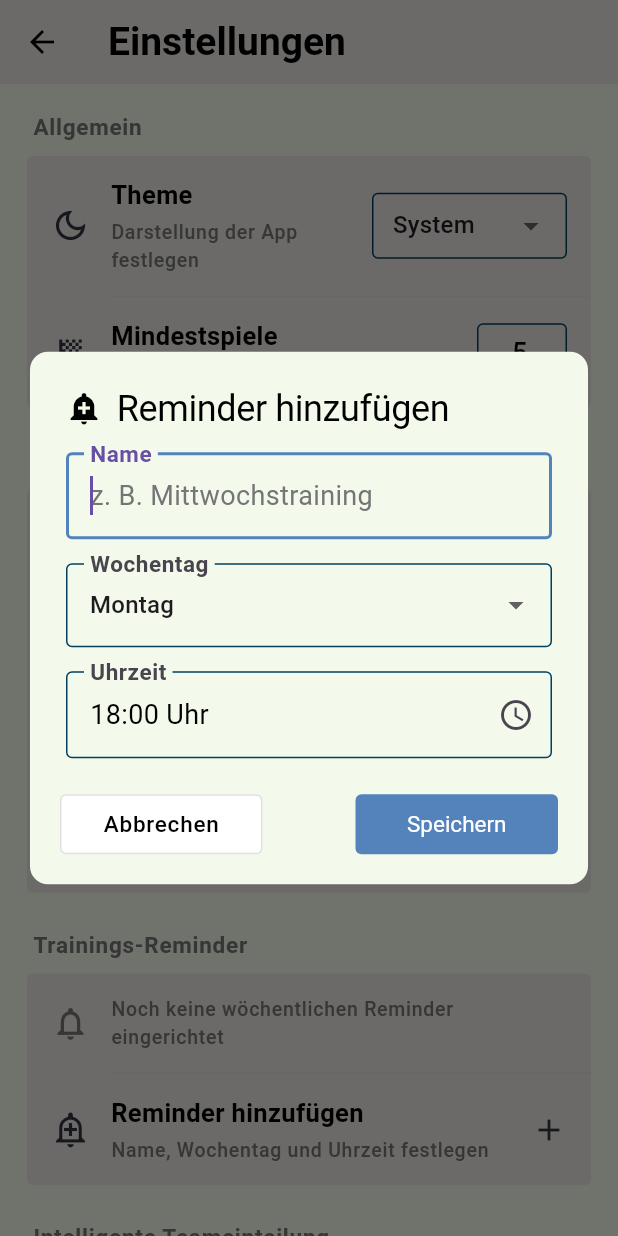
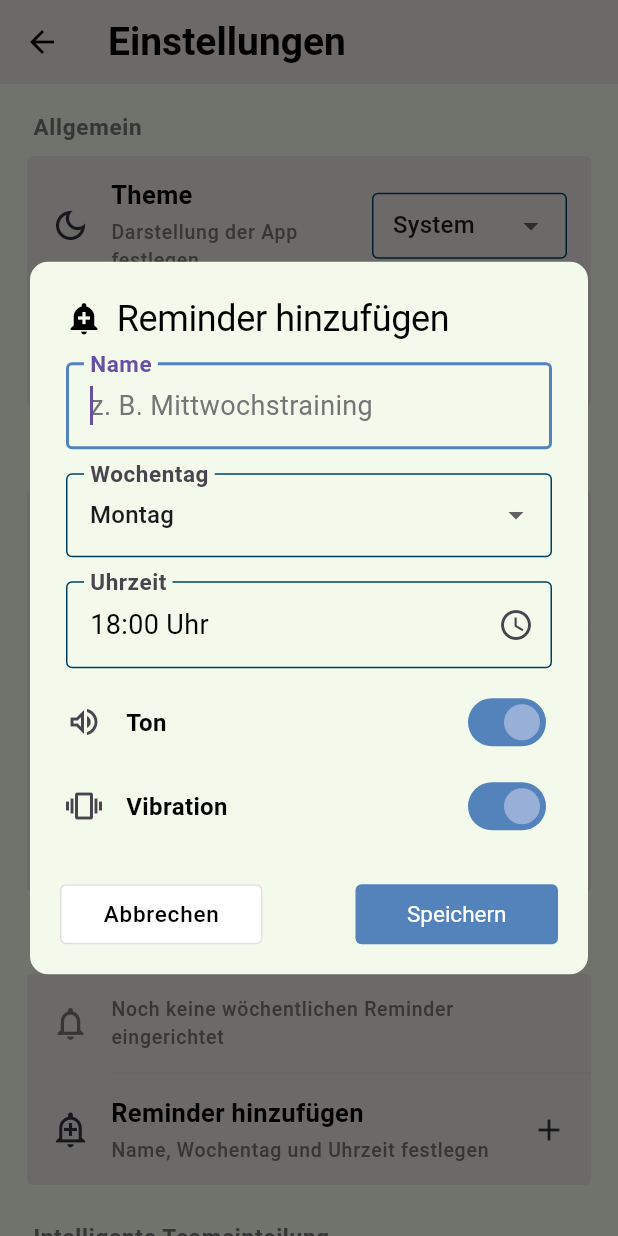
Before and after one commit to fohmij/teamer_flutter, a Flutter app: the SettingsPage screen opened by its route, after a tap on "WhatsApp-Gruppenlink", after a tap on "Blockierte Scan-Wörter", after a tap on "Reminder hinzufügen", on a phone screen of 412 x 824 dp. Run offline on Flutter 3.47's test engine with Material 3 defaults, Android fonts, the phone set to English and light mode, and no system bars; our stand-ins replace data_table_2, flutter_local_notifications, flutter_markdown_plus, flutter_slidable, flutter_timezone, fluttertoast and 5 more; missing offline and left inert: google_mlkit_text_recognition, syncfusion_flutter_pdfviewer; accounts and stored records are empty.

Commit message:
alerts: debug

```diff
--- a/lib/pages/settings_page.dart
+++ b/lib/pages/settings_page.dart
@@ -177,6 +177,8 @@ class _SettingsPageState extends State<SettingsPage> {
           weekday: result.weekday,
           hour: result.hour,
           minute: result.minute,
+          playSound: result.playSound,
+          enableVibration: result.enableVibration,
         );
 
         try {
@@ -198,6 +200,8 @@ class _SettingsPageState extends State<SettingsPage> {
           weekday: result.weekday,
           hour: result.hour,
           minute: result.minute,
+          playSound: result.playSound,
+          enableVibration: result.enableVibration,
         );
 
         await appSettingsController.updateWeeklyReminder(updatedReminder);
@@ -777,28 +781,41 @@ class _ExpandableReminderRow extends StatelessWidget {
           secondChild: Padding(
             padding: const EdgeInsets.fromLTRB(56, 0, 16, 16),
             child: Row(
+              crossAxisAlignment: CrossAxisAlignment.start,
               children: [
                 Expanded(
-                  child: Row(
+                  child: Column(
+                    crossAxisAlignment: CrossAxisAlignment.start,
                     children: [
-                      Icon(
+                      Wrap(
+                        spacing: 14,
+                        runSpacing: 6,
+                        children: [
+                          Row(
+                            mainAxisSize: MainAxisSize.min,
+                            children: [
+                              const Icon(
                                 Icons.calendar_today_outlined,
                                 size: 17,
                                 color: AppTheme.grey600,
                               ),
                               const SizedBox(width: 7),
-                      Flexible(
-                        child: Text(
+                              Text(
                                 _weekdayLabel(reminder.weekday),
-                          overflow: TextOverflow.ellipsis,
-                          style: Theme.of(context).textTheme.labelSmall?.copyWith(
+                                style: Theme.of(context)
+                                    .textTheme
+                                    .labelSmall
+                                    ?.copyWith(
                                       color: AppTheme.grey600,
                                       fontSize: 13,
                                     ),
                               ),
+                            ],
                           ),
-                      const SizedBox(width: 14),
-                      Icon(
+                          Row(
+                            mainAxisSize: MainAxisSize.min,
+                            children: [
+                              const Icon(
                                 Icons.schedule,
                                 size: 18,
                                 color: AppTheme.grey600,
@@ -806,10 +823,61 @@ class _ExpandableReminderRow extends StatelessWidget {
                               const SizedBox(width: 6),
                               Text(
                                 '${_formatTime(reminder.hour, reminder.minute)} Uhr',
-                        style: Theme.of(context).textTheme.labelSmall?.copyWith(
+                                style: Theme.of(context)
+                                    .textTheme
+                                    .labelSmall
+                                    ?.copyWith(
                                       color: AppTheme.grey600,
                                       fontSize: 13,
                                     ),
+                              ),
+                            ],
+                          ),
+                        ],
+                      ),
+                      const SizedBox(height: 8),
+                      Row(
+                        children: [
+                          Icon(
+                            reminder.playSound
+                                ? Icons.volume_up_outlined
+                                : Icons.volume_off_outlined,
+                            size: 17,
+                            color: AppTheme.grey600,
+                          ),
+                          const SizedBox(width: 6),
+                          Text(
+                            reminder.playSound ? 'Ton' : 'Kein Ton',
+                            style: Theme.of(context)
+                                .textTheme
+                                .labelSmall
+                                ?.copyWith(
+                                  color: AppTheme.grey600,
+                                  fontSize: 12,
+                                ),
+                          ),
+                          const SizedBox(width: 14),
+                          Icon(
+                            reminder.enableVibration
+                                ? Icons.vibration
+                                : Icons.phone_android_outlined,
+                            size: 17,
+                            color: AppTheme.grey600,
+                          ),
+                          const SizedBox(width: 6),
+                          Text(
+                            reminder.enableVibration
+                                ? 'Vibration'
+                                : 'Keine Vibration',
+                            style: Theme.of(context)
+                                .textTheme
+                                .labelSmall
+                                ?.copyWith(
+                                  color: AppTheme.grey600,
+                                  fontSize: 12,
+                                ),
+                          ),
+                        ],
                       ),
                     ],
                   ),
@@ -925,6 +993,8 @@ class _ReminderDialogState extends State<_ReminderDialog> {
   late final TextEditingController _nameController;
   late int _weekday;
   late TimeOfDay _time;
+  late bool _playSound;
+  late bool _enableVibration;
 
   @override
   void initState() {
@@ -937,6 +1007,8 @@ class _ReminderDialogState extends State<_ReminderDialog> {
       hour: reminder?.hour ?? 18,
       minute: reminder?.minute ?? 0,
     );
+    _playSound = reminder?.playSound ?? true;
+    _enableVibration = reminder?.enableVibration ?? true;
   }
 
   @override
@@ -955,6 +1027,8 @@ class _ReminderDialogState extends State<_ReminderDialog> {
         weekday: _weekday,
         hour: _time.hour,
         minute: _time.minute,
+        playSound: _playSound,
+        enableVibration: _enableVibration,
       ),
     );
   }
@@ -1063,6 +1137,53 @@ class _ReminderDialogState extends State<_ReminderDialog> {
                 ),
               ),
             ),
+            const SizedBox(height: 8),
+            SwitchListTile(
+              contentPadding: EdgeInsets.zero,
+              secondary: Icon(
+                _playSound
+                    ? Icons.volume_up_outlined
+                    : Icons.volume_off_outlined,
+              ),
+              title: Text(
+                'Ton',
+                style: Theme.of(context).textTheme.bodyMedium?.copyWith(
+                  fontSize: 16,
+                  fontWeight: FontWeight.w600,
+                ),
+              ),
+              value: _playSound,
+              activeThumbColor: AppTheme.primaryBlue.withAlpha(120),
+              activeTrackColor: AppTheme.primaryBlue,
+              onChanged: (value) {
+                setState(() {
+                  _playSound = value;
+                });
+              },
+            ),
+            SwitchListTile(
+              contentPadding: EdgeInsets.zero,
+              secondary: Icon(
+                _enableVibration
+                    ? Icons.vibration
+                    : Icons.phone_android_outlined,
+              ),
+              title: Text(
+                'Vibration',
+                style: Theme.of(context).textTheme.bodyMedium?.copyWith(
+                  fontSize: 16,
+                  fontWeight: FontWeight.w600,
+                ),
+              ),
+              value: _enableVibration,
+              activeThumbColor: AppTheme.primaryBlue.withAlpha(120),
+              activeTrackColor: AppTheme.primaryBlue,
+              onChanged: (value) {
+                setState(() {
+                  _enableVibration = value;
+                });
+              },
+            ),
             if (isEditing) ...[
               const SizedBox(height: 18),
               SizedBox(
@@ -1130,6 +1251,8 @@ class _ReminderDialogResult {
   final int weekday;
   final int hour;
   final int minute;
+  final bool playSound;
+  final bool enableVibration;
   final bool deleteRequested;
 
   const _ReminderDialogResult({
@@ -1137,6 +1260,8 @@ class _ReminderDialogResult {
     required this.weekday,
     required this.hour,
     required this.minute,
+    required this.playSound,
+    required this.enableVibration,
   }) : deleteRequested = false;
 
   const _ReminderDialogResult.delete()
@@ -1144,6 +1269,8 @@ class _ReminderDialogResult {
       weekday = DateTime.monday,
       hour = 0,
       minute = 0,
+      playSound = true,
+      enableVibration = true,
       deleteRequested = true;
 }
 
--- a/lib/services/app_settings_controller.dart
+++ b/lib/services/app_settings_controller.dart
@@ -50,6 +50,8 @@ class AppSettingsController extends ValueNotifier<AppSettings> {
     required int weekday,
     required int hour,
     required int minute,
+    bool playSound = true,
+    bool enableVibration = true,
   }) async {
     final reminder = WeeklyReminder(
       id: _nextReminderId(),
@@ -57,6 +59,8 @@ class AppSettingsController extends ValueNotifier<AppSettings> {
       weekday: weekday.clamp(1, 7).toInt(),
       hour: hour.clamp(0, 23).toInt(),
       minute: minute.clamp(0, 59).toInt(),
+      playSound: playSound,
+      enableVibration: enableVibration,
     );
 
     final reminders = [...value.weeklyReminders, reminder];
--- a/lib/services/app_settings_service.dart
+++ b/lib/services/app_settings_service.dart
@@ -9,6 +9,8 @@ class WeeklyReminder {
   final int weekday;
   final int hour;
   final int minute;
+  final bool playSound;
+  final bool enableVibration;
 
   const WeeklyReminder({
     required this.id,
@@ -16,6 +18,8 @@ class WeeklyReminder {
     required this.weekday,
     required this.hour,
     required this.minute,
+    this.playSound = true,
+    this.enableVibration = true,
   });
 
   WeeklyReminder copyWith({
@@ -24,6 +28,8 @@ class WeeklyReminder {
     int? weekday,
     int? hour,
     int? minute,
+    bool? playSound,
+    bool? enableVibration,
   }) {
     return WeeklyReminder(
       id: id ?? this.id,
@@ -31,6 +37,8 @@ class WeeklyReminder {
       weekday: weekday ?? this.weekday,
       hour: hour ?? this.hour,
       minute: minute ?? this.minute,
+      playSound: playSound ?? this.playSound,
+      enableVibration: enableVibration ?? this.enableVibration,
     );
   }
 
@@ -41,6 +49,8 @@ class WeeklyReminder {
       'weekday': weekday,
       'hour': hour,
       'minute': minute,
+      'playSound': playSound,
+      'enableVibration': enableVibration,
     };
   }
 
@@ -51,6 +61,12 @@ class WeeklyReminder {
       weekday: (json['weekday'] as num).toInt().clamp(1, 7).toInt(),
       hour: (json['hour'] as num).toInt().clamp(0, 23).toInt(),
       minute: (json['minute'] as num).toInt().clamp(0, 59).toInt(),
+      // Alte gespeicherte Reminder hatten diese Felder noch nicht.
+      // Deshalb bleiben Ton und Vibration dort standardmäßig aktiviert.
+      playSound: json['playSound'] is bool ? json['playSound'] as bool : true,
+      enableVibration: json['enableVibration'] is bool
+          ? json['enableVibration'] as bool
+          : true,
     );
   }
 }
--- a/lib/services/reminder_notification_service.dart
+++ b/lib/services/reminder_notification_service.dart
@@ -127,26 +127,65 @@ class ReminderNotificationService {
     final androidScheduleMode = await _androidScheduleMode();
     final scheduledDate = _nextOccurrence(reminder);
 
+    final channel = _androidChannelFor(reminder);
+
     await _notifications.zonedSchedule(
       id: reminder.id,
-      title: 'Training: ${reminder.name}',
-      body: 'WhatsApp-Umfrage für das Training einstellen.',
+      title: reminder.name,
       scheduledDate: scheduledDate,
-      notificationDetails: const NotificationDetails(
+      notificationDetails: NotificationDetails(
         android: AndroidNotificationDetails(
-          'training_reminders',
-          'Trainings-Reminder',
-          channelDescription:
-              'Wöchentliche Erinnerungen zum Erstellen der WhatsApp-Umfragen',
+          channel.id,
+          channel.name,
+          channelDescription: channel.description,
           importance: Importance.high,
           priority: Priority.high,
+          playSound: reminder.playSound,
+          enableVibration: reminder.enableVibration,
         ),
-        iOS: DarwinNotificationDetails(),
-        macOS: DarwinNotificationDetails(),
+        iOS: DarwinNotificationDetails(
+          presentSound: reminder.playSound,
+        ),
+        macOS: DarwinNotificationDetails(
+          presentSound: reminder.playSound,
+        ),
       ),
       androidScheduleMode: androidScheduleMode,
       matchDateTimeComponents: DateTimeComponents.dayOfWeekAndTime,
       payload: 'weekly_reminder:${reminder.id}',
+    );
+  }
+
+  _ReminderAndroidChannel _androidChannelFor(WeeklyReminder reminder) {
+    if (reminder.playSound && reminder.enableVibration) {
+      return const _ReminderAndroidChannel(
+        id: 'training_reminders_sound_vibration',
+        name: 'Trainings-Reminder – Ton & Vibration',
+        description:
+            'Wöchentliche Trainings-Reminder mit Ton und Vibration',
+      );
+    }
+
+    if (reminder.playSound) {
+      return const _ReminderAndroidChannel(
+        id: 'training_reminders_sound',
+        name: 'Trainings-Reminder – Ton',
+        description: 'Wöchentliche Trainings-Reminder nur mit Ton',
+      );
+    }
+
+    if (reminder.enableVibration) {
+      return const _ReminderAndroidChannel(
+        id: 'training_reminders_vibration',
+        name: 'Trainings-Reminder – Vibration',
+        description: 'Wöchentliche Trainings-Reminder nur mit Vibration',
+      );
+    }
+
+    return const _ReminderAndroidChannel(
+      id: 'training_reminders_silent',
+      name: 'Trainings-Reminder – Lautlos',
+      description: 'Wöchentliche Trainings-Reminder ohne Ton und Vibration',
     );
   }
 
@@ -205,3 +244,16 @@ class ReminderNotificationService {
         id <= _lastReminderNotificationId;
   }
 }
+
+
+class _ReminderAndroidChannel {
+  final String id;
+  final String name;
+  final String description;
+
+  const _ReminderAndroidChannel({
+    required this.id,
+    required this.name,
+    required this.description,
+  });
+}
```
Lines whose indentation alone changed are shown as unchanged.
